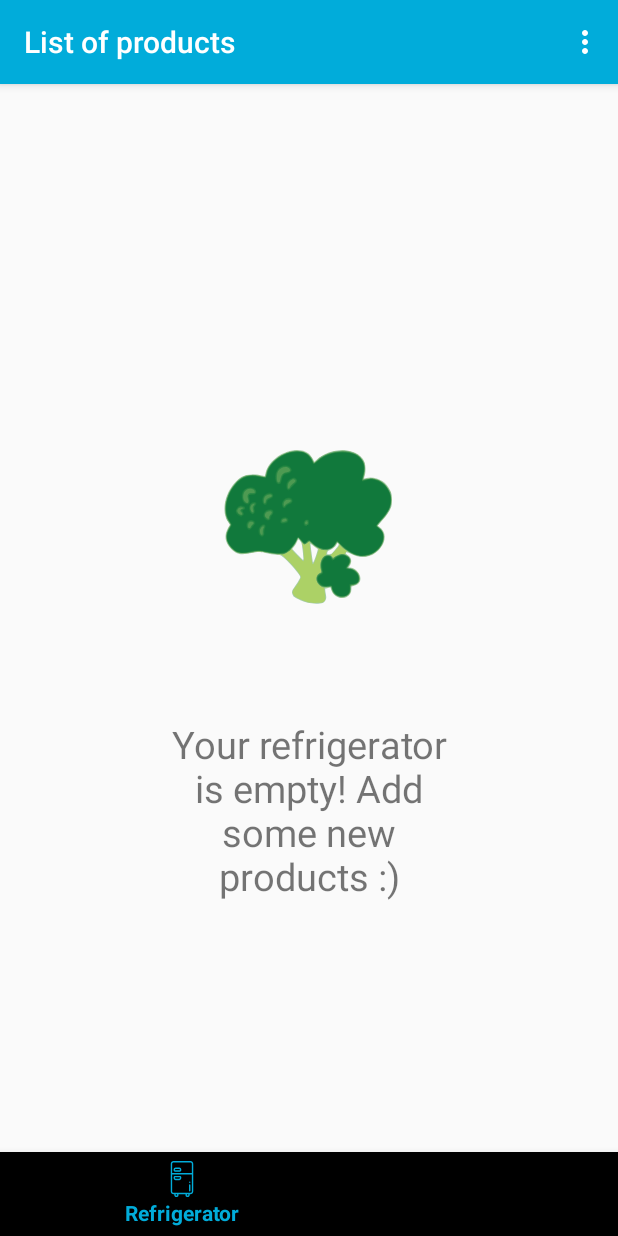
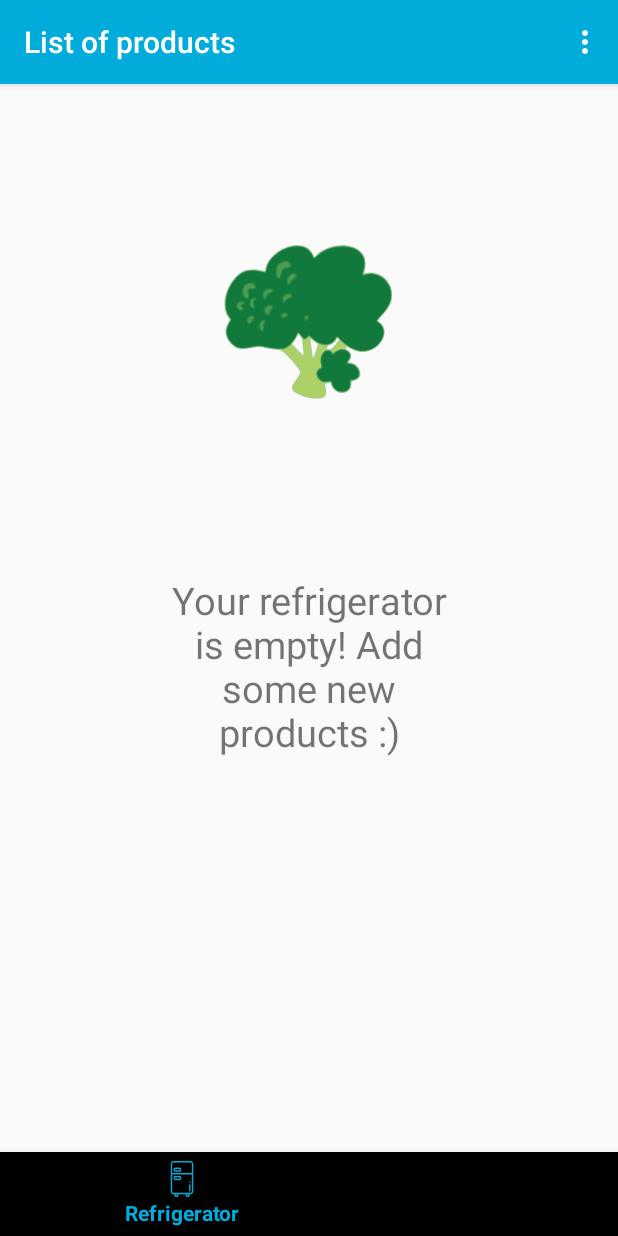
Before and after one commit to RadoslawCzubak/RefrigeratorApp, an Android app: the ListFragment screen opened through its navigation route, on a phone screen of 412 x 824 dp. Run offline under Robolectric (Android 15) with nearby library versions, the phone set to English and light mode, and no system bars; our stand-ins replace Firebase (no records; nobody signed in at launch, a user with empty details on screens opened directly), navigation-ui; Roboto replaces fonts that are not available here.

Commit message:
empty layout changes

```diff
--- a/app/src/main/res/layout/fragment_list.xml
+++ b/app/src/main/res/layout/fragment_list.xml
@@ -22,7 +22,7 @@
             app:layout_constraintHorizontal_bias="0.498"
             app:layout_constraintStart_toStartOf="parent"
             app:layout_constraintTop_toTopOf="parent"
-            app:layout_constraintVertical_bias="0.391" />
+            app:layout_constraintVertical_bias="0.16000003" />
 
         <androidx.recyclerview.widget.RecyclerView
             android:id="@+id/recyclerViewProducts"
```
